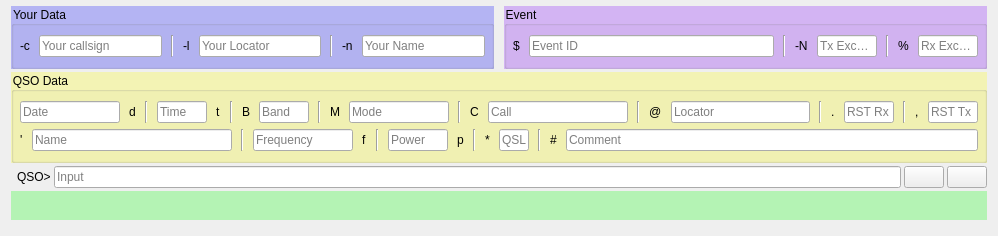
The window that ui_files/CassiopeiaConsole.ui (gitandy/DragonLog) describes before a commit, drawn with Qt 5.
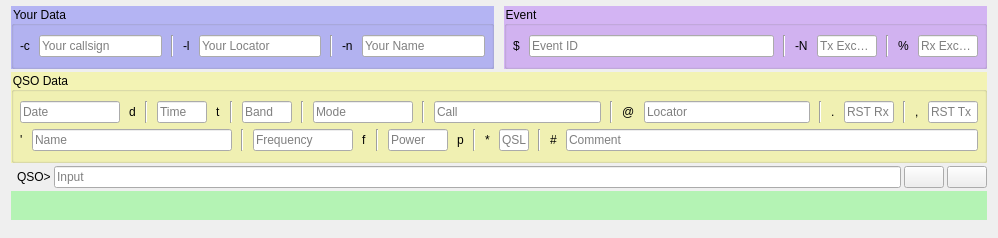
The same window after the commit. Icons and pictures are not drawn.

Commit message: Removed irritating labels from CC

```diff
--- a/ui_files/CassiopeiaConsole.ui
+++ b/ui_files/CassiopeiaConsole.ui
@@ -7,7 +7,7 @@
     <x>0</x>
     <y>0</y>
     <width>998</width>
-    <height>236</height>
+    <height>238</height>
    </rect>
   </property>
   <property name="sizePolicy">
@@ -300,13 +300,6 @@
           </property>
          </widget>
         </item>
-        <item>
-         <widget class="QLabel" name="label_6">
-          <property name="text">
-           <string>B</string>
-          </property>
-         </widget>
-        </item>
         <item>
          <widget class="QLineEdit" name="bandLineEdit">
           <property name="maximumSize">
@@ -330,13 +323,6 @@
           </property>
          </widget>
         </item>
-        <item>
-         <widget class="QLabel" name="label_7">
-          <property name="text">
-           <string>M</string>
-          </property>
-         </widget>
-        </item>
         <item>
          <widget class="QLineEdit" name="modeLineEdit">
           <property name="sizePolicy">
@@ -372,13 +358,6 @@
           </property>
          </widget>
         </item>
-        <item>
-         <widget class="QLabel" name="label_8">
-          <property name="text">
-           <string>C</string>
-          </property>
-         </widget>
-        </item>
         <item>
          <widget class="QLineEdit" name="callLineEdit">
           <property name="readOnly">
```
Left out of the diff: 3 changed lines with no effect on the pictures.
